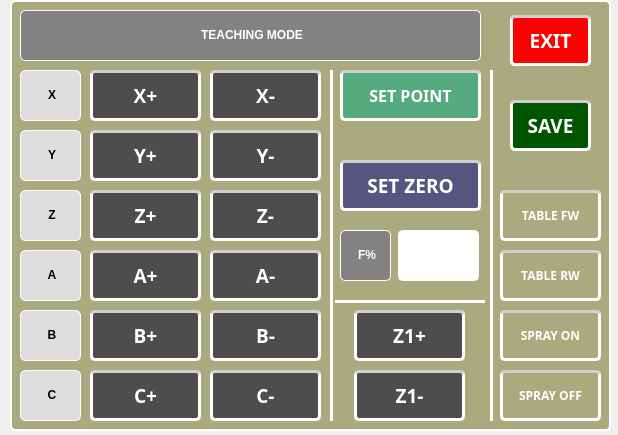
The window that QtPaintingChair/teachWindow.ui (NguyenKhanh2101993/Painting_Chair_Robot_ver02) describes before a commit, drawn with Qt 5.
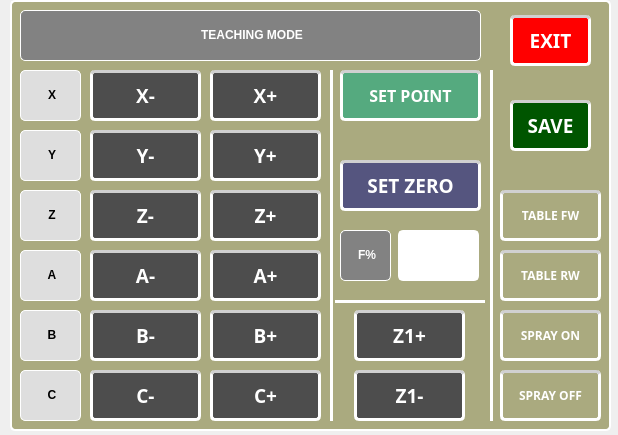
The same window after the commit. Icons and pictures are not drawn.

```diff
--- a/QtPaintingChair/teachWindow.ui
+++ b/QtPaintingChair/teachWindow.ui
@@ -224,7 +224,7 @@
 border-top-color: rgb(208, 208, 208);</string>
     </property>
     <property name="text">
-     <string>X+</string>
+     <string>X-</string>
     </property>
     <property name="flat">
      <bool>false</bool>
@@ -265,7 +265,7 @@
 border-top-color: rgb(208, 208, 208);</string>
     </property>
     <property name="text">
-     <string>X-</string>
+     <string>X+</string>
     </property>
     <property name="flat">
      <bool>false</bool>
@@ -306,7 +306,7 @@
 border-top-color: rgb(208, 208, 208);</string>
     </property>
     <property name="text">
-     <string>Y+</string>
+     <string>Y-</string>
     </property>
     <property name="flat">
      <bool>false</bool>
@@ -347,7 +347,7 @@
 border-top-color: rgb(208, 208, 208);</string>
     </property>
     <property name="text">
-     <string>Z+</string>
+     <string>Z-</string>
     </property>
     <property name="flat">
      <bool>false</bool>
@@ -388,7 +388,7 @@
 border-top-color: rgb(208, 208, 208);</string>
     </property>
     <property name="text">
-     <string>A+</string>
+     <string>A-</string>
     </property>
     <property name="flat">
      <bool>false</bool>
@@ -429,7 +429,7 @@
 border-top-color: rgb(208, 208, 208);</string>
     </property>
     <property name="text">
-     <string>B+</string>
+     <string>B-</string>
     </property>
     <property name="flat">
      <bool>false</bool>
@@ -470,7 +470,7 @@
 border-top-color: rgb(208, 208, 208);</string>
     </property>
     <property name="text">
-     <string>C+</string>
+     <string>C-</string>
     </property>
     <property name="flat">
      <bool>false</bool>
@@ -511,7 +511,7 @@
 border-top-color: rgb(208, 208, 208);</string>
     </property>
     <property name="text">
-     <string>Y-</string>
+     <string>Y+</string>
     </property>
     <property name="flat">
      <bool>false</bool>
@@ -552,7 +552,7 @@
 border-top-color: rgb(208, 208, 208);</string>
     </property>
     <property name="text">
-     <string>Z-</string>
+     <string>Z+</string>
     </property>
     <property name="flat">
      <bool>false</bool>
@@ -593,7 +593,7 @@
 border-top-color: rgb(208, 208, 208);</string>
     </property>
     <property name="text">
-     <string>A-</string>
+     <string>A+</string>
     </property>
     <property name="flat">
      <bool>false</bool>
@@ -634,7 +634,7 @@
 border-top-color: rgb(208, 208, 208);</string>
     </property>
     <property name="text">
-     <string>B-</string>
+     <string>B+</string>
     </property>
     <property name="flat">
      <bool>false</bool>
@@ -675,7 +675,7 @@
 border-top-color: rgb(208, 208, 208);</string>
     </property>
     <property name="text">
-     <string>C-</string>
+     <string>C+</string>
     </property>
     <property name="flat">
      <bool>false</bool>
```
